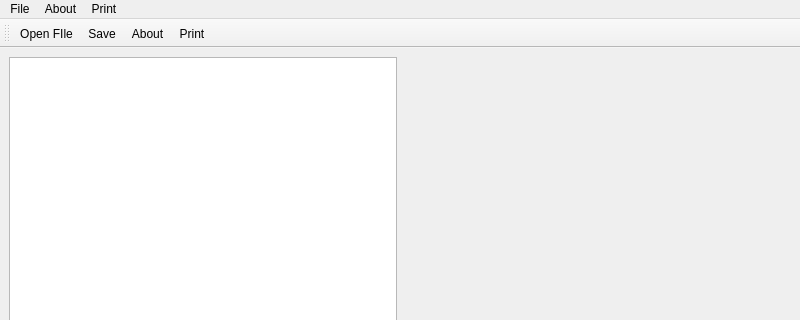
The window that src/mainwindow.ui (ollypaterson/2024_GROUP_17) describes before a commit, drawn with Qt 5; both pictures show x 0 to 800 and y 0 to 320 of the 800 by 600 pixel window.
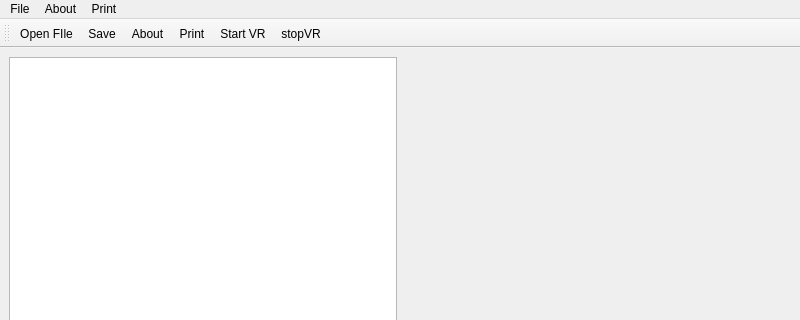
The same window after the commit. Icons and pictures are not drawn. Custom widgets are drawn as their Qt base class.

What changed in the file:
```diff
--- a/src/mainwindow.ui
+++ b/src/mainwindow.ui
@@ -175,6 +175,8 @@
    <addaction name="actionSave_File"/>
    <addaction name="actionHelp"/>
    <addaction name="actionPrint"/>
+   <addaction name="startVRButton"/>
+   <addaction name="actionstopVR"/>
   </widget>
   <action name="actionOpen_FIle">
    <property name="icon">
@@ -246,6 +248,28 @@
     <enum>QAction::MenuRole::NoRole</enum>
    </property>
   </action>
+  <action name="startVRButton">
+   <property name="icon">
+    <iconset theme="QIcon::ThemeIcon::MediaPlaybackStart"/>
+   </property>
+   <property name="text">
+    <string>Start VR</string>
+   </property>
+   <property name="menuRole">
+    <enum>QAction::MenuRole::NoRole</enum>
+   </property>
+  </action>
+  <action name="actionstopVR">
+   <property name="icon">
+    <iconset theme="QIcon::ThemeIcon::MediaPlaybackStop"/>
+   </property>
+   <property name="text">
+    <string>stopVR</string>
+   </property>
+   <property name="menuRole">
+    <enum>QAction::MenuRole::NoRole</enum>
+   </property>
+  </action>
  </widget>
  <customwidgets>
   <customwidget>
```
Left out of the diff: 12 changed lines with no effect on the pictures.
